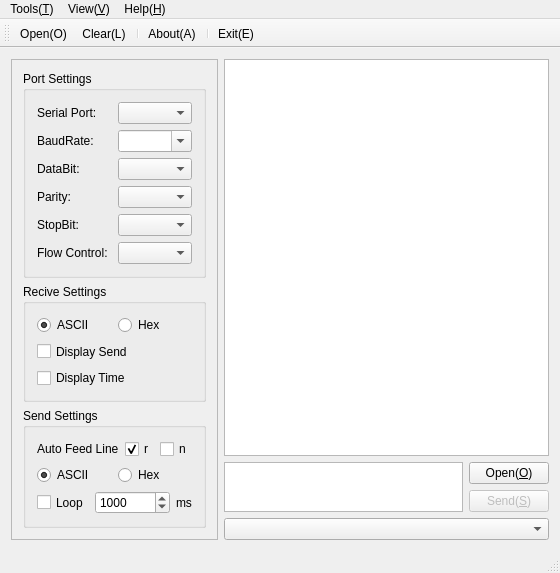
Above: MainWindow.ui from KangLin/SerialPortAssistant before the change. Below: the same form after it.
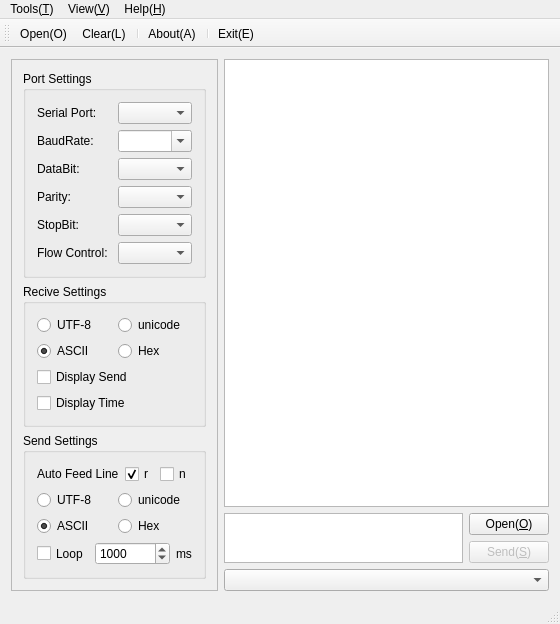
That is the form after the change. Icons and pictures are not drawn.

Commit message: Add utf8 and unicode

The edit to the form file:
```diff
--- a/MainWindow.ui
+++ b/MainWindow.ui
@@ -191,6 +191,24 @@
          </property>
          <layout class="QGridLayout" name="gridLayout_2">
           <item row="0" column="0">
+           <layout class="QHBoxLayout" name="horizontalLayout_12">
+            <item>
+             <widget class="QRadioButton" name="rbReciverUtf8">
+              <property name="text">
+               <string>UTF-8</string>
+              </property>
+             </widget>
+            </item>
+            <item>
+             <widget class="QRadioButton" name="rbRecvieUnicode">
+              <property name="text">
+               <string>unicode</string>
+              </property>
+             </widget>
+            </item>
+           </layout>
+          </item>
+          <item row="1" column="0">
            <layout class="QHBoxLayout" name="horizontalLayout_7">
             <item>
              <widget class="QRadioButton" name="rbReciveASCII">
@@ -223,7 +241,7 @@
             </item>
            </layout>
           </item>
-          <item row="1" column="0">
+          <item row="2" column="0">
            <widget class="QCheckBox" name="cbDisplaySend">
             <property name="sizePolicy">
              <sizepolicy hsizetype="Minimum" vsizetype="Preferred">
@@ -236,7 +254,7 @@
             </property>
            </widget>
           </item>
-          <item row="2" column="0">
+          <item row="3" column="0">
            <widget class="QCheckBox" name="cbDisplayTime">
             <property name="sizePolicy">
              <sizepolicy hsizetype="Minimum" vsizetype="Preferred">
@@ -308,6 +326,24 @@
            </layout>
           </item>
           <item row="1" column="0">
+           <layout class="QHBoxLayout" name="horizontalLayout_13">
+            <item>
+             <widget class="QRadioButton" name="rbSendUtf8">
+              <property name="text">
+               <string>UTF-8</string>
+              </property>
+             </widget>
+            </item>
+            <item>
+             <widget class="QRadioButton" name="rbSendUnicode">
+              <property name="text">
+               <string>unicode</string>
+              </property>
+             </widget>
+            </item>
+           </layout>
+          </item>
+          <item row="2" column="0">
            <layout class="QHBoxLayout" name="horizontalLayout_8">
             <item>
              <widget class="QRadioButton" name="rbSendASCII">
@@ -340,7 +376,7 @@
             </item>
            </layout>
           </item>
-          <item row="2" column="0">
+          <item row="3" column="0">
            <layout class="QHBoxLayout" name="horizontalLayout_9">
             <item>
              <widget class="QCheckBox" name="cbSendLoop">
```
The commit also changes 17 other files.
